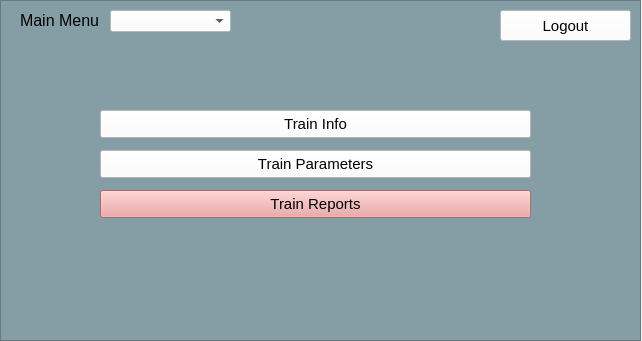
Qt form src/UI/TrainModel/Train_Menu.ui (aet37/ECE1140-Project) before a commit.
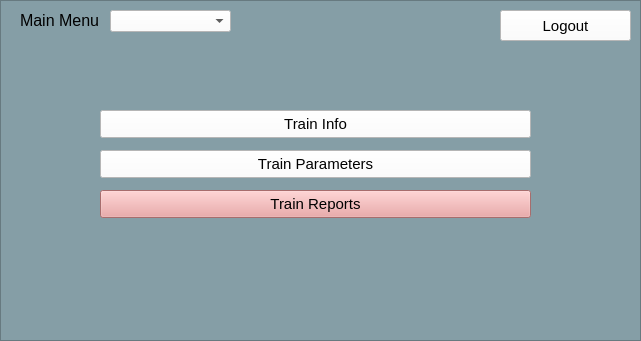
The same form after that commit.

Commit message: Train Model Server Code!

What changed in the file:
```diff
--- a/src/UI/TrainModel/Train_Menu.ui
+++ b/src/UI/TrainModel/Train_Menu.ui
@@ -6,14 +6,26 @@
    <rect>
     <x>0</x>
     <y>0</y>
-    <width>642</width>
+    <width>641</width>
     <height>341</height>
    </rect>
   </property>
+  <property name="sizePolicy">
+   <sizepolicy hsizetype="Preferred" vsizetype="Preferred">
+    <horstretch>0</horstretch>
+    <verstretch>0</verstretch>
+   </sizepolicy>
+  </property>
   <property name="windowTitle">
    <string>MainWindow</string>
   </property>
   <widget class="QWidget" name="centralwidget">
+   <property name="sizePolicy">
+    <sizepolicy hsizetype="Preferred" vsizetype="Preferred">
+     <horstretch>0</horstretch>
+     <verstretch>0</verstretch>
+    </sizepolicy>
+   </property>
    <widget class="QPushButton" name="logout_button_menu">
     <property name="geometry">
      <rect>
```
Left out of the diff: 12 changed lines with no effect on the pictures. The commit also changes 8 other files.
